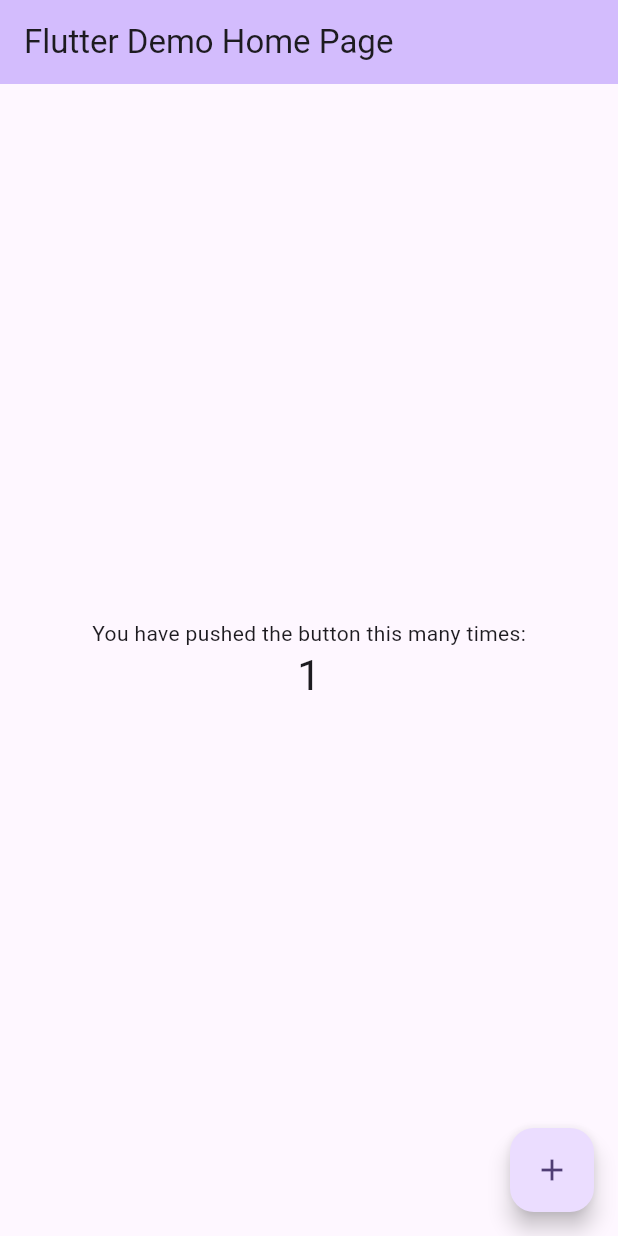
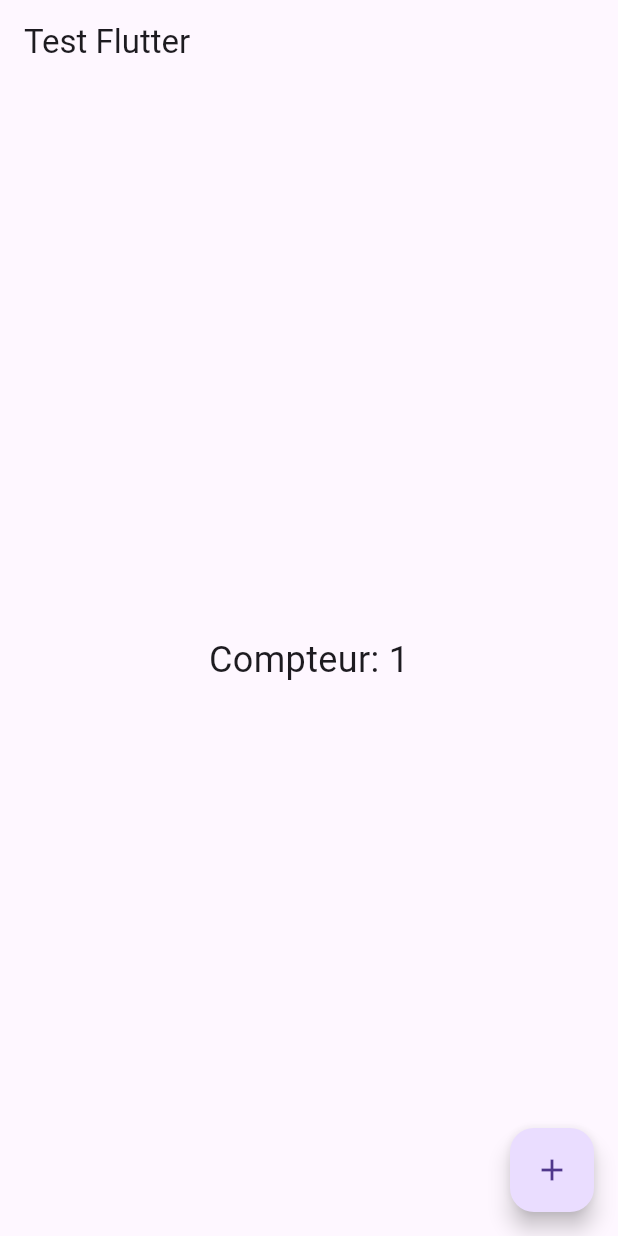
Before and after one commit to ay987708/wejoy, a Flutter app: the screen it shows after launch, after a tap on the "add" icon, on a phone screen of 412 x 824 dp. Run offline on Flutter 3.47's test engine with Material 3 defaults, Android fonts, the phone set to English and light mode, and no system bars.

Commit message:
j'ajoute code au main dart

```diff
--- a/lib/homescreen.dart
+++ b/lib/homescreen.dart
@@ -0,0 +1,10 @@
+import 'package:flutter/material.dart';
+
+class Homescreen extends StatelessWidget {
+  const Homescreen({super.key});
+
+  @override
+  Widget build(BuildContext context) {
+    return const Placeholder();
+  }
+}
--- a/lib/main.dart
+++ b/lib/main.dart
@@ -7,114 +7,45 @@ void main() {
 class MyApp extends StatelessWidget {
   const MyApp({super.key});
 
-  // This widget is the root of your application.
   @override
   Widget build(BuildContext context) {
-    return MaterialApp(
-      title: 'Flutter Demo',
-      theme: ThemeData(
-        // This is the theme of your application.
-        //
-        // TRY THIS: Try running your application with "flutter run". You'll see
-        // the application has a purple toolbar. Then, without quitting the app,
-        // try changing the seedColor in the colorScheme below to Colors.green
-        // and then invoke "hot reload" (save your changes or press the "hot
-        // reload" button in a Flutter-supported IDE, or press "r" if you used
-        // the command line to start the app).
-        //
-        // Notice that the counter didn't reset back to zero; the application
-        // state is not lost during the reload. To reset the state, use hot
-        // restart instead.
-        //
-        // This works for code too, not just values: Most code changes can be
-        // tested with just a hot reload.
-        colorScheme: .fromSeed(seedColor: Colors.deepPurple),
-      ),
-      home: const MyHomePage(title: 'Flutter Demo Home Page'),
+    return const MaterialApp(
+      debugShowCheckedModeBanner: false,
+      home: TestScreen(),
     );
   }
 }
 
-class MyHomePage extends StatefulWidget {
-  const MyHomePage({super.key, required this.title});
-
-  // This widget is the home page of your application. It is stateful, meaning
-  // that it has a State object (defined below) that contains fields that affect
-  // how it looks.
-
-  // This class is the configuration for the state. It holds the values (in this
-  // case the title) provided by the parent (in this case the App widget) and
-  // used by the build method of the State. Fields in a Widget subclass are
-  // always marked "final".
-
-  final String title;
+class TestScreen extends StatefulWidget {
+  const TestScreen({super.key});
 
   @override
-  State<MyHomePage> createState() => _MyHomePageState();
+  State<TestScreen> createState() => _TestScreenState();
 }
 
-class _MyHomePageState extends State<MyHomePage> {
-  int _counter = 0;
+class _TestScreenState extends State<TestScreen> {
+  int counter = 0;
 
-  void _incrementCounter() {
+  void increment() {
     setState(() {
-      // This call to setState tells the Flutter framework that something has
-      // changed in this State, which causes it to rerun the build method below
-      // so that the display can reflect the updated values. If we changed
-      // _counter without calling setState(), then the build method would not be
-      // called again, and so nothing would appear to happen.
-      _counter++;
+      counter++;
     });
   }
 
   @override
   Widget build(BuildContext context) {
-    // This method is rerun every time setState is called, for instance as done
-    // by the _incrementCounter method above.
-    //
-    // The Flutter framework has been optimized to make rerunning build methods
-    // fast, so that you can just rebuild anything that needs updating rather
-    // than having to individually change instances of widgets.
     return Scaffold(
       appBar: AppBar(
-        // TRY THIS: Try changing the color here to a specific color (to
-        // Colors.amber, perhaps?) and trigger a hot reload to see the AppBar
-        // change color while the other colors stay the same.
-        backgroundColor: Theme.of(context).colorScheme.inversePrimary,
-        // Here we take the value from the MyHomePage object that was created by
-        // the App.build method, and use it to set our appbar title.
-        title: Text(widget.title),
+        title: const Text("Test Flutter"),
       ),
       body: Center(
-        // Center is a layout widget. It takes a single child and positions it
-        // in the middle of the parent.
-        child: Column(
-          // Column is also a layout widget. It takes a list of children and
-          // arranges them vertically. By default, it sizes itself to fit its
-          // children horizontally, and tries to be as tall as its parent.
-          //
-          // Column has various properties to control how it sizes itself and
-          // how it positions its children. Here we use mainAxisAlignment to
-          // center the children vertically; the main axis here is the vertical
-          // axis because Columns are vertical (the cross axis would be
-          // horizontal).
-          //
-          // TRY THIS: Invoke "debug painting" (choose the "Toggle Debug Paint"
-          // action in the IDE, or press "p" in the console), to see the
-          // wireframe for each widget.
-          mainAxisAlignment: .center,
-          children: [
-            const Text('You have pushed the button this many times:'),
-            Text(
-              '$_counter',
-              style: Theme.of(context).textTheme.headlineMedium,
-            ),
-          ],
+        child: Text(
+          "Compteur: $counter",
+          style: const TextStyle(fontSize: 24),
         ),
       ),
       floatingActionButton: FloatingActionButton(
-        onPressed: _incrementCounter,
-        tooltip: 'Increment',
+        onPressed: increment,
         child: const Icon(Icons.add),
       ),
     );
```
